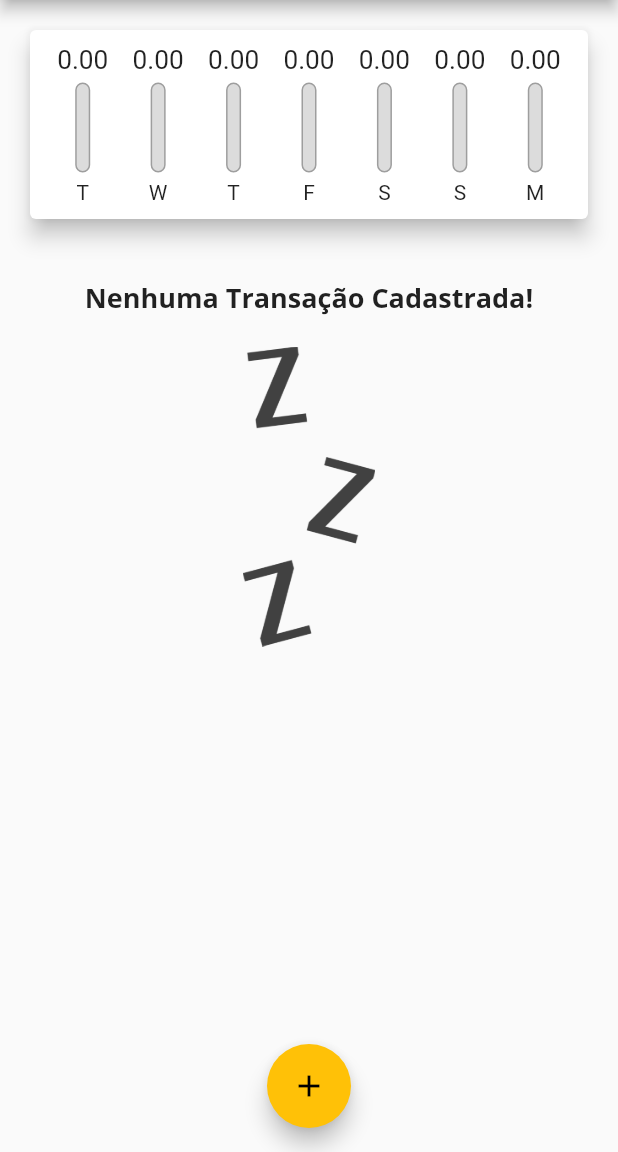
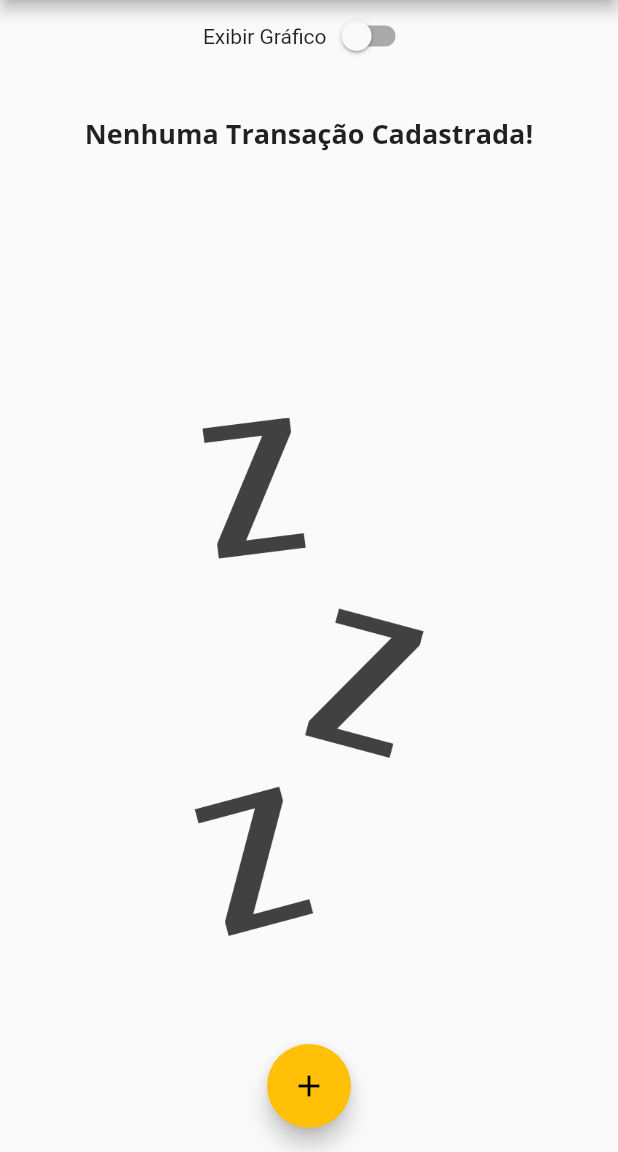
Before and after one commit to RafaelGabrio/Expenses---App-Flutter, a Flutter app: the screen it shows after launch, on a phone screen of 412 x 824 dp, the part 84-1236 px from its top. Run offline on Flutter 3.47's test engine with Material 2 defaults, Android fonts, the phone set to English and light mode, and no system bars.

Commit message:
adicionado responsividade e opção de usuário selecionar ver o gráfico ou a lista

```diff
--- a/lib/components/chart_bar.dart
+++ b/lib/components/chart_bar.dart
@@ -13,17 +13,19 @@ class ChartBar extends StatelessWidget {
 
   @override
   Widget build(BuildContext context) {
+    return LayoutBuilder(
+      builder: (ctx, constraints) {
         return Column(
           children: <Widget>[
             Container(
-          height: 20,
+              height: constraints.maxHeight * 0.15,
               child: FittedBox(
                 child: Text('${value.toStringAsFixed(2)}'),
               ),
             ),
-        SizedBox(height: 5),
+            SizedBox(height: constraints.maxHeight * 0.05),
             Container(
-          height: 60,
+              height: constraints.maxHeight * 0.6,
               width: 10,
               child: Stack(
                 alignment: Alignment.bottomCenter,
@@ -35,8 +37,7 @@ class ChartBar extends StatelessWidget {
                           width: 1.0,
                         ),
                         color: Color.fromRGBO(220, 220, 220, 1),
-                  borderRadius: BorderRadius.circular(5)
-                ),
+                        borderRadius: BorderRadius.circular(5)),
                   ),
                   FractionallySizedBox(
                     heightFactor: percentage,
@@ -50,9 +51,16 @@ class ChartBar extends StatelessWidget {
                 ],
               ),
             ),
-        SizedBox(height: 5),
-        Text(label),
+            SizedBox(height: constraints.maxHeight * 0.05),
+            Container(
+              height: constraints.maxHeight * 0.15,
+              child: FittedBox(
+                child: Text(label),
+              ),
+            ),
           ],
+        );
+      },
     );
   }
 }
--- a/lib/components/transaction_form.dart
+++ b/lib/components/transaction_form.dart
@@ -1,4 +1,3 @@
-import 'dart:html';
 import 'package:flutter/material.dart';
 import 'package:intl/intl.dart';
 
--- a/lib/components/transaction_list.dart
+++ b/lib/components/transaction_list.dart
@@ -10,25 +10,30 @@ class TransactionList extends StatelessWidget {
 
   @override
   Widget build(BuildContext context) {
-    return Container(
-      height: 300,
-      child: transactions.isEmpty
-          ? Column(
+    return transactions.isEmpty
+        ? LayoutBuilder(
+          builder: (ctx, constraints) {
+            return Column(
               children: <Widget>[
-                SizedBox(height: 20),
-                Text(
+                SizedBox(height: constraints.maxHeight * 0.05),
+                Container(
+                  height: constraints.maxHeight * 0.3,
+                  child: Text(
                     'Nenhuma Transação Cadastrada!',
                     style: Theme.of(context).textTheme.headline6,
                   ),
-                SizedBox(height: 20),
+                ),
+                SizedBox(height: constraints.maxHeight * 0.05),
                 Container(
-                  height: 200,
+                  height: constraints.maxHeight * 0.6,
                   child: Image.asset(
                     'assets/images/waiting.png',
                     fit: BoxFit.cover,
                   ),
                 ),
               ],
+            );
+          },
         )
         : ListView.builder(
             itemCount: transactions.length,
@@ -63,7 +68,6 @@ class TransactionList extends StatelessWidget {
                 ),
               );
             },
-            ),
           );
   }
 }
--- a/lib/main.dart
+++ b/lib/main.dart
@@ -1,6 +1,7 @@
 import 'package:expenses/components/chart.dart';
 import 'package:expenses/components/transaction_form.dart';
 import 'package:flutter/material.dart';
+import 'package:flutter/services.dart';
 import 'dart:math';
 import './components/transaction_form.dart';
 import './components/transaction_list.dart';
@@ -11,6 +12,10 @@ main() => runApp(ExpensesApp());
 class ExpensesApp extends StatelessWidget {
   @override
   Widget build(BuildContext context) {
+    // SystemChrome.setPreferredOrientations([
+    //   DeviceOrientation.portraitUp
+    // ]);
+
     return MaterialApp(
       home: MyHomePage(),
       theme: ThemeData(
@@ -26,8 +31,7 @@ class ExpensesApp extends StatelessWidget {
             button: TextStyle(
               color: Colors.white,
               fontWeight: FontWeight.bold,
-          )
-        ),
+            )),
         appBarTheme: AppBarTheme(
           textTheme: ThemeData.light().textTheme.copyWith(
                 headline6: TextStyle(
@@ -43,13 +47,13 @@ class ExpensesApp extends StatelessWidget {
 }
 
 class MyHomePage extends StatefulWidget {
-
   @override
   State<MyHomePage> createState() => _MyHomePageState();
 }
 
 class _MyHomePageState extends State<MyHomePage> {
   final List<Transaction> _transactions = [];
+  bool _showChart = false;
 
   List<Transaction> get _recentTransactions {
     return _transactions.where((tr) {
@@ -91,8 +95,7 @@ class _MyHomePageState extends State<MyHomePage> {
 
   @override
   Widget build(BuildContext context) {
-    return Scaffold(
-      appBar: AppBar(
+    final appBar = AppBar(
       title: Text('Despesas Pessoais'),
       actions: <Widget>[
         IconButton(
@@ -100,13 +103,41 @@ class _MyHomePageState extends State<MyHomePage> {
           onPressed: () => _openTransactionFormModal(context),
         )
       ],
-      ),
+    );
+
+    final availableHeight = MediaQuery.of(context).size.height -
+        appBar.preferredSize.height -
+        MediaQuery.of(context).padding.top;
+
+    return Scaffold(
+      appBar: appBar,
       body: SingleChildScrollView(
         child: Column(
           crossAxisAlignment: CrossAxisAlignment.stretch,
           children: <Widget>[
-            Chart(_recentTransactions),
-            TransactionList(_transactions, _deleteTransaction),
+            Row(
+              mainAxisAlignment: MainAxisAlignment.center,
+              children: [
+                Text('Exibir Gráfico'),
+                Switch(
+                  value: _showChart,
+                  onChanged: (value) {
+                    setState(() {
+                      _showChart = value;
+                    });
+                  },
+                ),
+              ],
+            ),
+            _showChart
+                ? Container(
+                    height: availableHeight * 0.25,
+                    child: Chart(_recentTransactions),
+                  )
+                : Container(
+                    height: availableHeight * 0.75,
+                    child: TransactionList(_transactions, _deleteTransaction),
+                  ),
           ],
         ),
       ),
```
Lines whose indentation alone changed are shown as unchanged.
